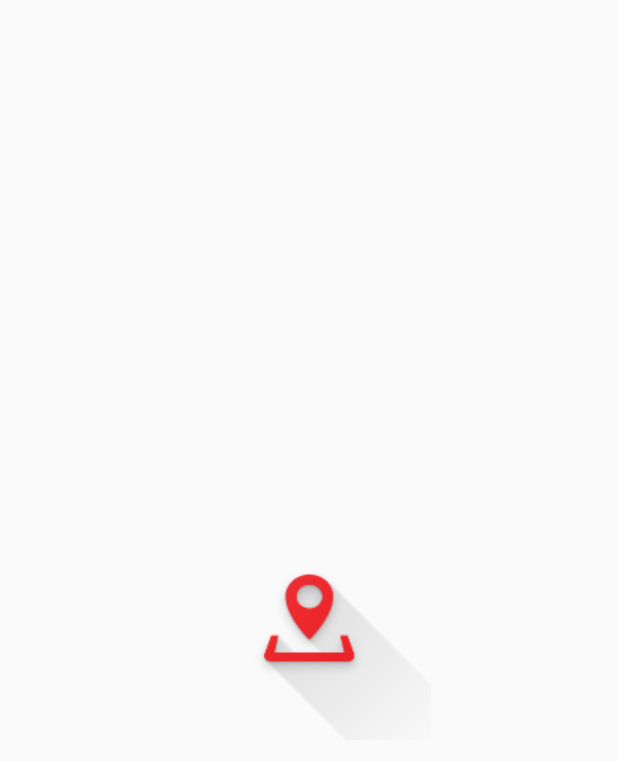
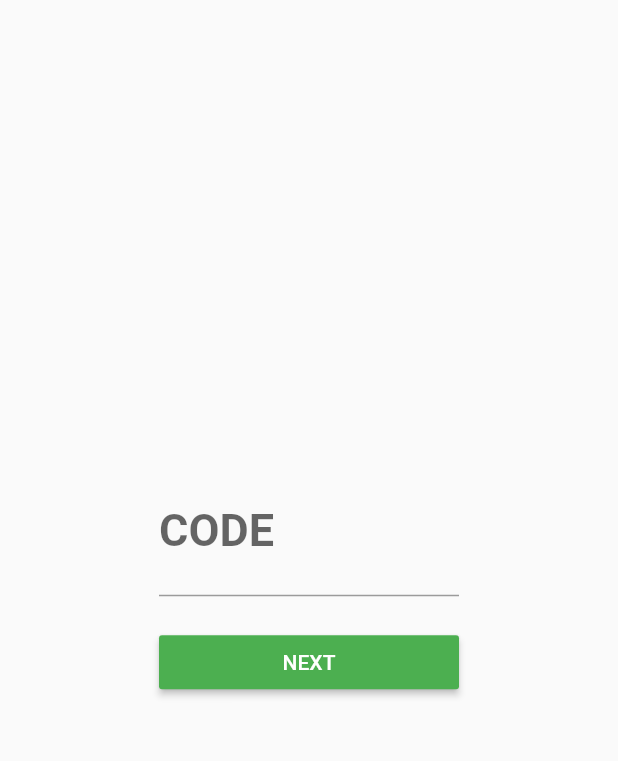
Before and after one commit to sjtsh/createBeat, a Flutter app: the screen it shows after launch, on a phone screen of 412 x 824 dp. Shown: the top 761 px of the screen. Run offline on Flutter 3.47's test engine with Material 2 defaults, Android fonts, the phone set to English and light mode, and no system bars; our stand-ins replace dotted_border, dropdown_search, expandable, file_picker, flutter_slidable, geolocator and 5 more; missing offline and left inert: gpx; accounts and stored records are empty.

Commit message:
this is new

```diff
--- /dev/null
+++ b/lib/ActivationScreen.dart
@@ -0,0 +1,69 @@
+import 'package:flutter/material.dart';
+import 'package:nearestbeats/Backend/Service/Auth.dart';
+import 'package:shared_preferences/shared_preferences.dart';
+
+import 'GpxFileRead/GpxFileRead.dart';
+
+class ActivationScreen extends StatelessWidget {
+  TextEditingController controller = TextEditingController();
+
+  @override
+  Widget build(BuildContext context) {
+    return Scaffold(
+      body: Center(
+        child: SizedBox(
+          height: 200,
+          width: 200,
+          child: Column(
+            children: [
+              TextField(
+                style: TextStyle(fontWeight: FontWeight.bold, fontSize: 30),
+                controller: controller,
+                decoration: const InputDecoration(
+                  label: Text("CODE"),
+                ),
+                keyboardType: TextInputType.number,
+                obscureText: true,
+              ),
+              SizedBox(
+                height: 20,
+              ),
+              MaterialButton(
+                color: Colors.green,
+                onPressed: () {
+                  AuthService()
+                      .checkLogIn(
+                    int.parse(controller.text),
+                  )
+                      .then(
+                    (value) {
+                      if (value) {
+                        Navigator.push(
+                          context,
+                          MaterialPageRoute(
+                            builder: (_) {
+                              return const GpxFileRead();
+                            },
+                          ),
+                        );
+                        SharedPreferences.getInstance().then(
+                          (prefs) => prefs.setInt(
+                            "key",
+                            int.parse(controller.text),
+                          ),
+                        );
+                      }
+                    },
+                  );
+                },
+                child: Center(
+                  child: Text("NEXT", style: TextStyle(color: Colors.white),),
+                ),
+              ),
+            ],
+          ),
+        ),
+      ),
+    );
+  }
+}
--- a/lib/main.dart
+++ b/lib/main.dart
@@ -3,8 +3,11 @@ import 'dart:convert';
 import 'package:flutter/material.dart';
 import 'package:geolocator/geolocator.dart';
 import 'package:nearestbeats/GpxFileRead/GpxFileRead.dart';
+import 'package:shared_preferences/shared_preferences.dart';
 import 'package:sqflite/sqflite.dart';
 
+import 'ActivationScreen.dart';
+import 'Backend/Service/Auth.dart';
 import 'HomePage.dart';
 import 'Backend/Entity/OutletEntity.dart';
 import 'SelectionScreen/ChooseScreen.dart';
@@ -33,7 +36,41 @@ class _MyAppState extends State<MyApp> {
       theme: ThemeData(
         primarySwatch: Colors.blue,
       ),
-      home: GpxFileRead(),
+      // home: ,
+      home: FutureBuilder(
+        future: SharedPreferences.getInstance(),
+        builder: (BuildContext context, AsyncSnapshot snapshot) {
+          if (snapshot.hasData) {
+            SharedPreferences prefs = snapshot.data;
+            int code = prefs.getInt("key") ?? 0;
+            if (code == 0) {
+              return ActivationScreen();
+            } else {
+              AuthService().checkLogIn(code).then(
+                (value) {
+                  Navigator.push(
+                    context,
+                    MaterialPageRoute(
+                      builder: (_) {
+                        if (value) {
+                          return const GpxFileRead();
+                        } else {
+                          return ActivationScreen();
+                        }
+                      },
+                    ),
+                  );
+                },
+              );
+            }
+          }
+          return Center(
+            child: Image.asset(
+              "assets/logo.png",
+            ),
+          );
+        },
+      ),
     );
   }
 }
--- a/pubspec.yaml
+++ b/pubspec.yaml
@@ -44,6 +44,7 @@ dependencies:
   file_picker: ^4.2.7
   gpx: ^2.1.0
   dotted_border: ^2.0.0+2
+  shared_preferences:
   dropdown_search: ^2.0.0
 
 dev_dependencies:
```
Also changed, not shown: lib/Backend/Service/Auth.dart (added, +30 -0 lines), lib/ConfirmScreen/ConfirmScreen.dart (+38 -18 lines), lib/GoogleMapsPersonal/GoogleMapsPersonal.dart (+6 -3 lines), lib/GpxFileRead/GpxFileRead.dart (+6 -2 lines), lib/SlidingPanel/MajorSlidingPanel.dart (+35 -18 lines), lib/SlidingPanel/SlidingPanel.dart (+3 -4 lines), lib/outletInfo/outletInfo.dart (deleted, +0 -122 lines), pubspec.lock.
